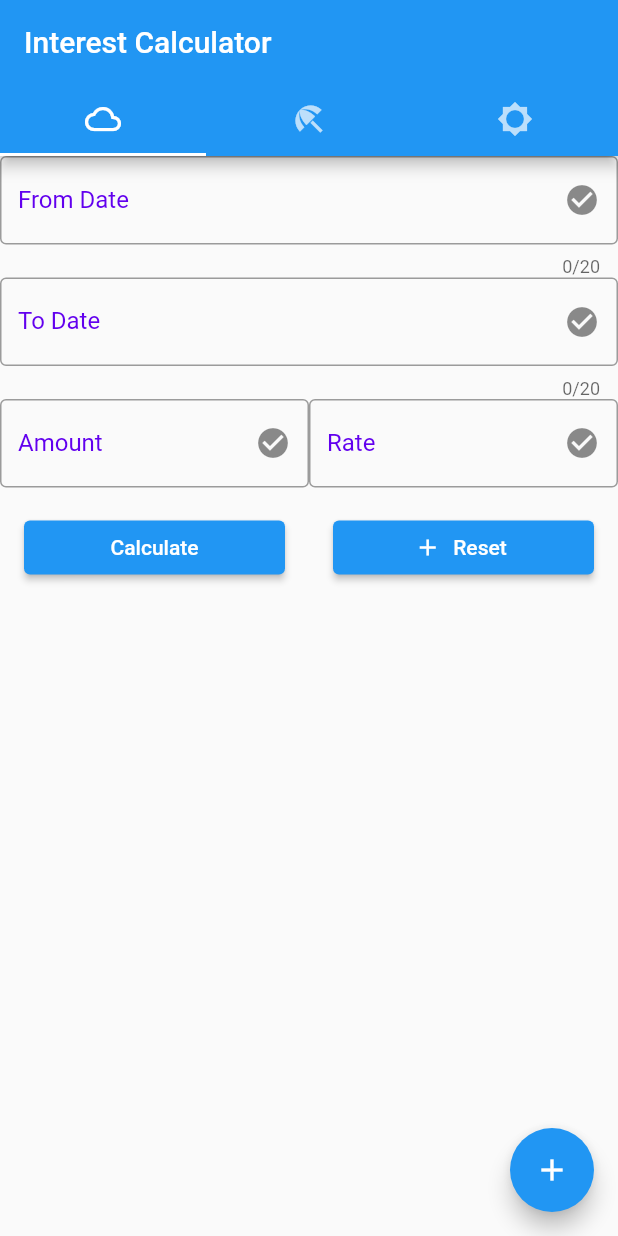
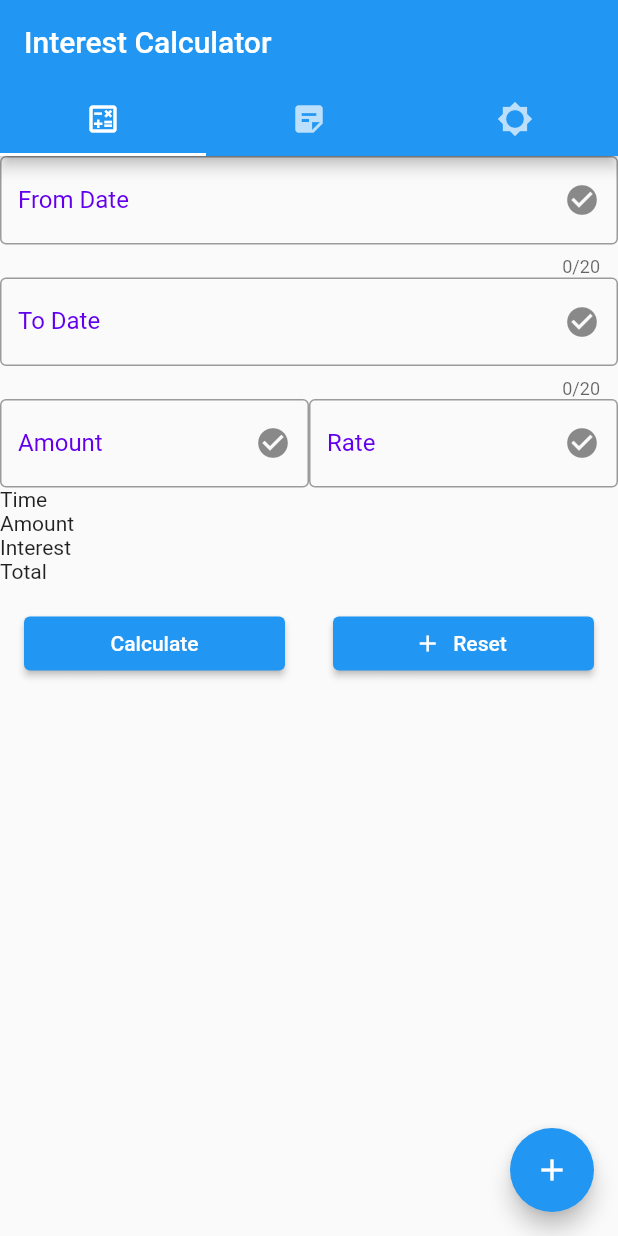
Before and after one commit to anks-b/util-i, a Flutter app: the screen it shows after launch, after a tap on "Calculate", on a phone screen of 412 x 824 dp. Run offline on Flutter 3.47's test engine with Material 2 defaults, Android fonts, the phone set to English and light mode, and no system bars; our stand-ins replace sqflite; accounts and stored records are empty.

Commit message:
calculation code added

```diff
--- a/util/lib/main.dart
+++ b/util/lib/main.dart
@@ -1,3 +1,5 @@
+import 'dart:developer';
+
 import 'package:flutter/material.dart';
 import 'package:flutter/services.dart';
 
@@ -48,10 +50,28 @@ class MyHomePage extends StatefulWidget {
 
 class _MyHomePageState extends State<MyHomePage> with TickerProviderStateMixin {
   int _counter = 0;
+  int _amount = 0;
+  double _interestRate = 0;
+  int daysPartOfDuration = 0;
+  int monthsPartOfDuration = 0;
+  int yearsPartOfDuration = 0;
   DateTime _fromDate = DateTime.now();
   TextEditingController fromDateControl = TextEditingController();
   TextEditingController toDateControl = TextEditingController();
   DateTime _toDate = DateTime.now();
+  String duration = 'days';
+  String interest = '0';
+  String total = '9';
+
+  String lblduration = '';
+  String lblinterest = '';
+  String lbltotal = '';
+  String lblamount = '';
+
+  String lblDurationPerMonth = '';
+  String lblInterestPerMonth = '';
+  String lblTotalPerMonth = '';
+  String lblAmountPerMonth = '';
 
   late TabController _tabController;
 
@@ -87,6 +107,70 @@ class _MyHomePageState extends State<MyHomePage> with TickerProviderStateMixin {
     }
   }
 
+  void calculate() {
+//  tday = parseInt(document.getElementById("tday").value);
+//  tmonth = parseInt(document.getElementById("tmonth").value);
+//  tyear = parseInt(document.getElementById("tyear").value);
+
+//  fday = parseInt(document.getElementById("fday").value);
+//  fmonth = parseInt(document.getElementById("fmonth").value);
+//  fyear = parseInt(document.getElementById("fyear").value);
+
+//   interestRate = parseFloat(document.getElementById("interest").value);
+//   amount = parseInt(document.getElementById("amount").value);
+log('callculate time');
+    if (_toDate.year < _fromDate.year) {
+      // alert
+      // document.getElementById("message").innerHTML="Date not Valid";
+
+      return;
+    }
+    log('callculate time');
+    calculateTimeDuaration();
+    log('clculate interest');
+    var interest = calculateInterest();
+
+    var total = _amount + interest;
+    lblduration =
+        (yearsPartOfDuration != 0 ? "$yearsPartOfDuration Years " : '') +
+            (monthsPartOfDuration != 0 ? "$monthsPartOfDuration Months " : '') +
+            (daysPartOfDuration != 0 ? "$daysPartOfDuration Days " : '');
+
+    lblamount = _amount.toString();
+    lbltotal = total.toString();
+    lblinterest = interest.toString();
+  }
+
+  void calculateTimeDuaration() {
+    var monthsOfToDate = _toDate.month;
+    var yearsofToDate = _toDate.year;
+
+    if (_toDate.day < _fromDate.day) {
+      daysPartOfDuration = (_toDate.day + 30) - _fromDate.day;
+      monthsOfToDate--;
+    } else {
+      daysPartOfDuration = _toDate.day - _fromDate.day;
+    }
+
+    if (monthsOfToDate < _fromDate.month) {
+      monthsPartOfDuration = (monthsOfToDate + 12) - _fromDate.month;
+      yearsofToDate--;
+    } else {
+      monthsPartOfDuration = monthsOfToDate - _fromDate.month;
+    }
+
+    yearsPartOfDuration = yearsofToDate - _fromDate.year;
+  }
+
+  double calculateInterest() {
+    var rPerAmt = (_amount / 100) * (_interestRate / 30);
+
+    return ((yearsPartOfDuration * 12 * 30) +
+            (monthsPartOfDuration * 30) +
+            daysPartOfDuration) *
+        rPerAmt;
+  }
+
   void _incrementCounter() {
     setState(() {
       // This call to setState tells the Flutter framework that something has
@@ -119,13 +203,11 @@ class _MyHomePageState extends State<MyHomePage> with TickerProviderStateMixin {
         title: Text(widget.title),
         bottom: TabBar(
           controller: _tabController,
-          tabs:  <Widget>[
+          tabs: <Widget>[
             Tab(
-              icon: Icon(Icons.cloud_outlined),
+              icon: Icon(Icons.calculate_outlined),
             ),
-            Tab(
-              icon: Icon(Icons.beach_access_sharp),
-            ),
+            Tab(icon: Icon(Icons.sticky_note_2)),
             Tab(
               icon: Icon(Icons.brightness_5_sharp),
             ),
@@ -134,7 +216,7 @@ class _MyHomePageState extends State<MyHomePage> with TickerProviderStateMixin {
       ),
       body: TabBarView(
         controller: _tabController,
-        children:  <Widget>[
+        children: <Widget>[
           Column(
             // Column is also a layout widget. It takes a list of children and
             // arranges them vertically. By default, it sizes itself to fit its
@@ -196,6 +278,7 @@ class _MyHomePageState extends State<MyHomePage> with TickerProviderStateMixin {
                           Icons.check_circle,
                         ),
                         border: OutlineInputBorder()),
+                   onChanged: (value) => _amount = int.parse(value),
                   ),
                 ),
                 Expanded(
@@ -215,8 +298,47 @@ class _MyHomePageState extends State<MyHomePage> with TickerProviderStateMixin {
                         Icons.check_circle,
                       ),
                       border: OutlineInputBorder()),
+                  onChanged: (value) => _interestRate = double.parse(value),
                 ))
               ]),
+              Row(
+                children: <Widget>[
+                  Expanded(child: Text("Time ")),
+                  Expanded(
+                    child: Text(lblduration),
+                  )
+                ],
+              ),
+              Row(
+                children: <Widget>[
+                  Expanded(
+                    child: Text("Amount "),
+                  ),
+                  Expanded(
+                    child: Text(lblamount),
+                  )
+                ],
+              ),
+              Row(
+                children: <Widget>[
+                  Expanded(
+                    child: Text("Interest"),
+                  ),
+                  Expanded(
+                    child: Text(lblinterest),
+                  )
+                ],
+              ),
+              Row(
+                children: <Widget>[
+                  Expanded(
+                    child: Text("Total "),
+                  ),
+                  Expanded(
+                    child: Text(lbltotal),
+                  )
+                ],
+              ),
               Row(
                   mainAxisAlignment: MainAxisAlignment.spaceAround,
                   children: <Widget>[
@@ -224,9 +346,7 @@ class _MyHomePageState extends State<MyHomePage> with TickerProviderStateMixin {
                       child: Padding(
                           padding: const EdgeInsets.all(16.0),
                           child: ElevatedButton(
-                            onPressed: () {
-                              // Respond to button press
-                            },
+                            onPressed: calculate,
                             child: Text('Calculate'),
                           )),
                     ),
@@ -243,7 +363,6 @@ class _MyHomePageState extends State<MyHomePage> with TickerProviderStateMixin {
                   ])
             ],
           ),
-
           Center(
             child: Text("It's rainy here"),
           ),
```
